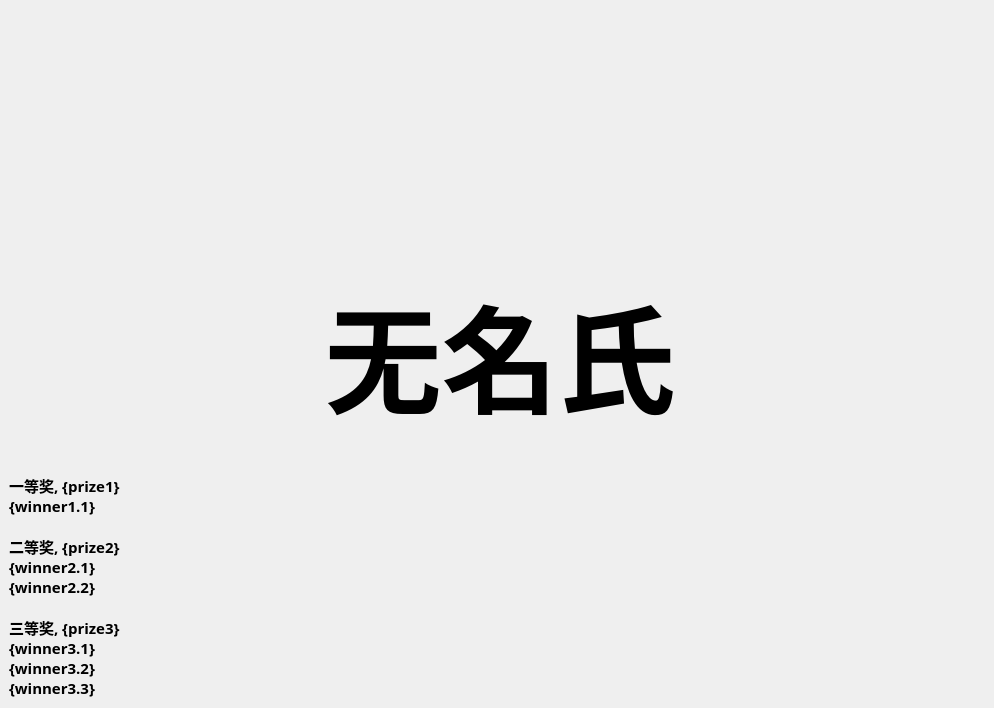
The window that lottery.ui (LetMeHold/lottery) describes before a commit, drawn with Qt 5.
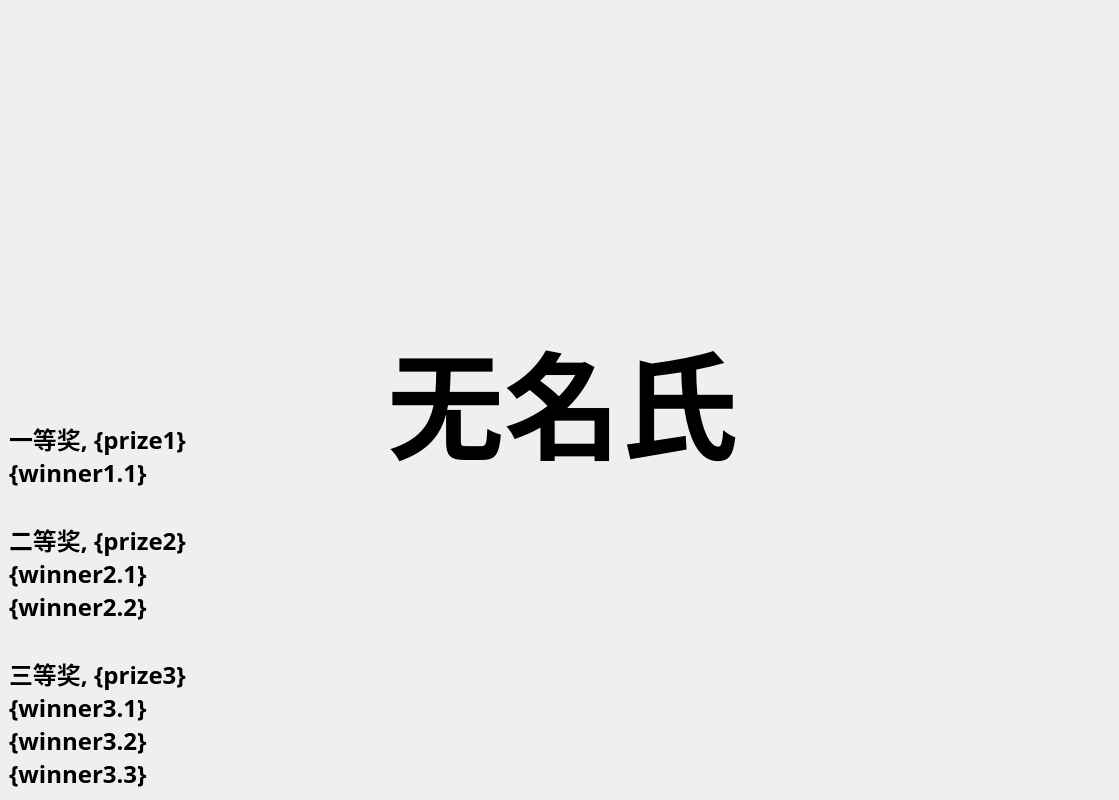
The same window after the commit. Icons and pictures are not drawn.

Patch:
```diff
--- a/lottery.ui
+++ b/lottery.ui
@@ -6,8 +6,8 @@
    <rect>
     <x>0</x>
     <y>0</y>
-    <width>994</width>
-    <height>708</height>
+    <width>1119</width>
+    <height>800</height>
    </rect>
   </property>
   <property name="windowTitle">
@@ -20,16 +20,22 @@
    <layout class="QHBoxLayout" name="horizontalLayout">
     <item>
      <widget class="QLabel" name="labShow">
+      <property name="sizePolicy">
+       <sizepolicy hsizetype="Expanding" vsizetype="Preferred">
+        <horstretch>0</horstretch>
+        <verstretch>0</verstretch>
+       </sizepolicy>
+      </property>
       <property name="maximumSize">
        <size>
-        <width>250</width>
+        <width>16777215</width>
         <height>16777215</height>
        </size>
       </property>
       <property name="font">
        <font>
         <family>隶书</family>
-        <pointsize>11</pointsize>
+        <pointsize>18</pointsize>
         <weight>75</weight>
         <bold>true</bold>
        </font>
@@ -57,6 +63,12 @@
     </item>
     <item>
      <widget class="QLabel" name="labName">
+      <property name="sizePolicy">
+       <sizepolicy hsizetype="Expanding" vsizetype="Preferred">
+        <horstretch>0</horstretch>
+        <verstretch>0</verstretch>
+       </sizepolicy>
+      </property>
       <property name="font">
        <font>
         <family>隶书</family>
@@ -82,11 +94,11 @@
        <enum>Qt::Horizontal</enum>
       </property>
       <property name="sizeType">
-       <enum>QSizePolicy::Fixed</enum>
+       <enum>QSizePolicy::Expanding</enum>
       </property>
       <property name="sizeHint" stdset="0">
        <size>
-        <width>250</width>
+        <width>40</width>
         <height>20</height>
        </size>
       </property>
```
